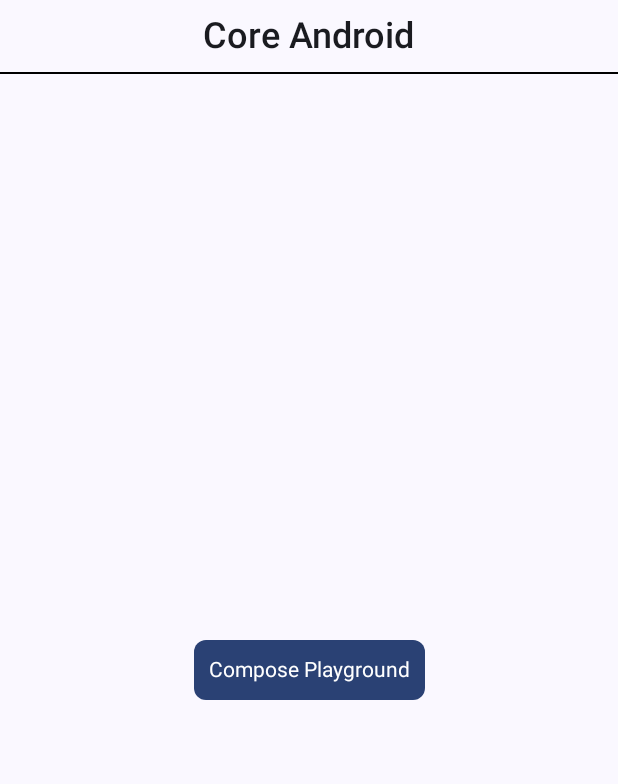
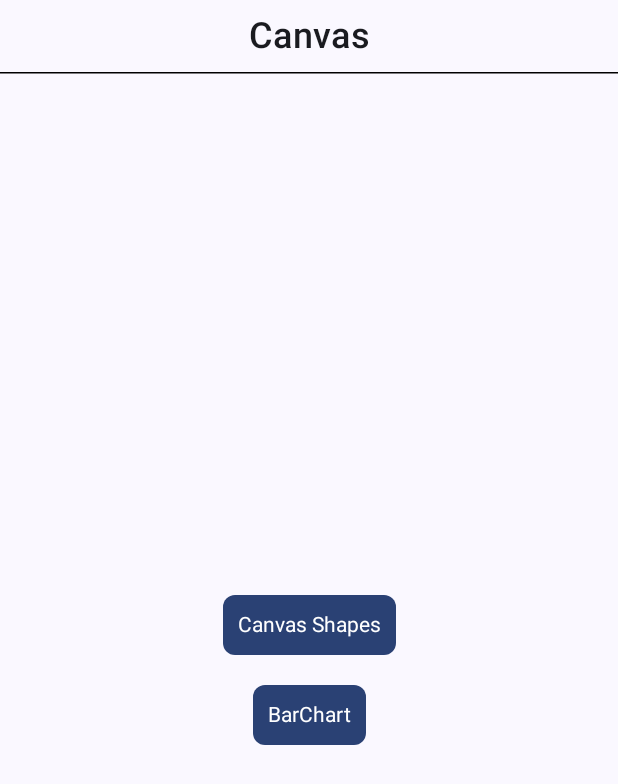
Before and after one commit to axatabyss/Android-Concept, an Android app built with Jetpack Compose: the HomeScreen screen opened through its navigation route, on a phone screen of 412 x 824 dp. Shown: the top 784 px of the screen. Run offline under Robolectric (Android 15) with nearby library versions, the phone set to English and light mode, and no system bars.

Commit message:
BarChart Canvas Implemented

```diff
--- a/app/build.gradle.kts
+++ b/app/build.gradle.kts
@@ -52,16 +52,16 @@ android {
 dependencies {
 
     implementation("androidx.core:core-ktx:1.12.0")
-    implementation("androidx.lifecycle:lifecycle-runtime-ktx:2.6.2")
+    implementation("androidx.lifecycle:lifecycle-runtime-ktx:2.7.0")
     implementation("androidx.activity:activity-compose:1.8.2")
     implementation("androidx.compose.ui:ui")
     implementation("androidx.compose.ui:ui-graphics")
     implementation("androidx.compose.ui:ui-tooling-preview")
     implementation("androidx.compose.material3:material3")
-    implementation(platform("androidx.compose:compose-bom:2023.10.01"))
+    implementation(platform("androidx.compose:compose-bom:2024.02.00"))
 
     // Compose Navigation
-    implementation("androidx.navigation:navigation-compose:2.7.6")
+    implementation("androidx.navigation:navigation-compose:2.7.7")
 
 
     testImplementation("junit:junit:4.13.2")
--- a/app/src/main/java/com/axat/androidconcept/MainActivity.kt
+++ b/app/src/main/java/com/axat/androidconcept/MainActivity.kt
@@ -9,7 +9,7 @@ import androidx.compose.material3.Surface
 import androidx.compose.ui.Modifier
 import androidx.navigation.compose.rememberNavController
 import com.axat.androidconcept.ui.theme.AndroidConceptTheme
-import com.axat.androidconcept.core.navigation.NavigationGraph
+import com.axat.androidconcept.navigation.NavigationGraph
 
 class MainActivity : ComponentActivity() {
     override fun onCreate(savedInstanceState: Bundle?) {
@@ -20,10 +20,7 @@ class MainActivity : ComponentActivity() {
                     modifier = Modifier.fillMaxSize(),
                     color = MaterialTheme.colorScheme.background
                 ) {
-
-                    val navController = rememberNavController()
-                    NavigationGraph(navController)
-
+                    NavigationGraph()
                 }
             }
         }
--- a/app/src/main/java/com/axat/androidconcept/core/navigation/NavigationGraph.kt
+++ /dev/null
@@ -1,31 +0,0 @@
-package com.axat.androidconcept.core.navigation
-
-import androidx.compose.runtime.Composable
-import androidx.navigation.NavHostController
-import androidx.navigation.compose.NavHost
-import androidx.navigation.compose.composable
-import com.axat.androidconcept.features.presentation.HomeScreen
-import com.axat.androidconcept.features.presentation.PlaygroundScreen
-
-
-@Composable
-fun NavigationGraph(
-    navController: NavHostController,
-) {
-
-    NavHost(
-        navController = navController,
-        startDestination = NavigationRoute.HOME_SCREEN
-    ) {
-
-        composable(NavigationRoute.HOME_SCREEN) {
-            HomeScreen(navController = navController)
-        }
-
-        composable(NavigationRoute.AOSP_SCREEN) {
-            PlaygroundScreen(navController = navController)
-        }
-
-    }
-
-}
--- /dev/null
+++ b/app/src/main/java/com/axat/androidconcept/navigation/NavigationGraph.kt
@@ -0,0 +1,38 @@
+package com.axat.androidconcept.navigation
+
+import androidx.compose.runtime.Composable
+import androidx.navigation.NavHostController
+import androidx.navigation.compose.NavHost
+import androidx.navigation.compose.composable
+import androidx.navigation.compose.rememberNavController
+import com.axat.androidconcept.ui.screens.ChartBarScreen
+import com.axat.androidconcept.ui.screens.HomeScreen
+import com.axat.androidconcept.ui.screens.ShapesScreen
+
+
+@Composable
+fun NavigationGraph() {
+
+
+    val navController = rememberNavController()
+
+    NavHost(
+        navController = navController,
+        startDestination = NavigationRoute.HOME_SCREEN
+    ) {
+
+        composable(NavigationRoute.HOME_SCREEN) {
+            HomeScreen(navController = navController)
+        }
+
+        composable(NavigationRoute.SHAPES_SCREEN) {
+            ShapesScreen()
+        }
+
+        composable(NavigationRoute.CHARTBAR_SCREEN) {
+            ChartBarScreen()
+        }
+
+    }
+
+}
--- a/app/src/main/java/com/axat/androidconcept/features/presentation/HomeScreen.kt
+++ b/app/src/main/java/com/axat/androidconcept/ui/screens/HomeScreen.kt
@@ -1,4 +1,4 @@
-package com.axat.androidconcept.features.presentation
+package com.axat.androidconcept.ui.screens
 
 import android.annotation.SuppressLint
 import androidx.compose.foundation.layout.Arrangement
@@ -6,6 +6,7 @@ import androidx.compose.foundation.layout.Box
 import androidx.compose.foundation.layout.Column
 import androidx.compose.foundation.layout.PaddingValues
 import androidx.compose.foundation.layout.Row
+import androidx.compose.foundation.layout.Spacer
 import androidx.compose.foundation.layout.fillMaxSize
 import androidx.compose.foundation.layout.height
 import androidx.compose.foundation.layout.padding
@@ -14,6 +15,7 @@ import androidx.compose.foundation.layout.width
 import androidx.compose.foundation.shape.RoundedCornerShape
 import androidx.compose.material3.Button
 import androidx.compose.material3.Divider
+import androidx.compose.material3.HorizontalDivider
 import androidx.compose.material3.Scaffold
 import androidx.compose.material3.Text
 import androidx.compose.runtime.Composable
@@ -26,47 +28,58 @@ import androidx.compose.ui.tooling.preview.Preview
 import androidx.compose.ui.unit.dp
 import androidx.compose.ui.unit.sp
 import androidx.navigation.NavController
-import com.axat.androidconcept.core.navigation.NavigationRoute
+import androidx.navigation.NavHostController
+import com.axat.androidconcept.navigation.NavigationRoute
 import com.axat.androidconcept.ui.component.PulsateButton
 import com.axat.androidconcept.ui.component.bounceClick
 
 @SuppressLint("UnusedMaterial3ScaffoldPaddingParameter")
 @Composable
 fun HomeScreen(
-    navController: NavController
+    navController: NavHostController,
+    modifier: Modifier = Modifier
 ) {
 
     Scaffold() {
         Column(
             verticalArrangement = Arrangement.Center,
             horizontalAlignment = Alignment.CenterHorizontally,
-            modifier = Modifier.fillMaxSize()
+            modifier = modifier.fillMaxSize()
         ) {
 
 
             Column(
                 verticalArrangement = Arrangement.Center,
                 horizontalAlignment = Alignment.CenterHorizontally,
-                modifier = Modifier.padding(vertical = 10.dp)
+                modifier = modifier.padding(vertical = 10.dp)
             ) {
                 Text(
-                    text = "Core Android",
+                    text = "Canvas",
                     style = TextStyle(fontSize = 24.sp, fontWeight = FontWeight.W500)
                 )
-                Divider(modifier = Modifier.padding(vertical = 10.dp), color = Color.Black)
+                HorizontalDivider(
+                    modifier = modifier.padding(vertical = 10.dp),
+                    color = Color.Black
+                )
             }
 
 
             Column(
                 verticalArrangement = Arrangement.Center,
                 horizontalAlignment = Alignment.CenterHorizontally,
-                modifier = Modifier
+                modifier = modifier
                     .fillMaxSize()
                     .weight(1f)
             ) {
 
-                PulsateButton("Compose Playground") {
-                    navController.navigate(NavigationRoute.AOSP_SCREEN)
+                PulsateButton("Canvas Shapes") {
+                    navController.navigate(NavigationRoute.SHAPES_SCREEN)
+                }
+
+                Spacer(modifier = modifier.height(20.dp))
+
+                PulsateButton("BarChart") {
+                    navController.navigate(NavigationRoute.CHARTBAR_SCREEN)
                 }
 
             }
```
Also changed, not shown: app/src/main/java/com/axat/androidconcept/core/navigation/NavigationRoute.kt (deleted, +0 -9 lines), app/src/main/java/com/axat/androidconcept/features/presentation/AOSPArchitectureScreen.kt (deleted, +0 -96 lines), app/src/main/java/com/axat/androidconcept/navigation/NavigationRoute.kt (added, +11 -0 lines), app/src/main/java/com/axat/androidconcept/ui/screens/ChartBarScreen.kt (added, +80 -0 lines), app/src/main/java/com/axat/androidconcept/ui/screens/ShapesScreen.kt (added, +87 -0 lines).
